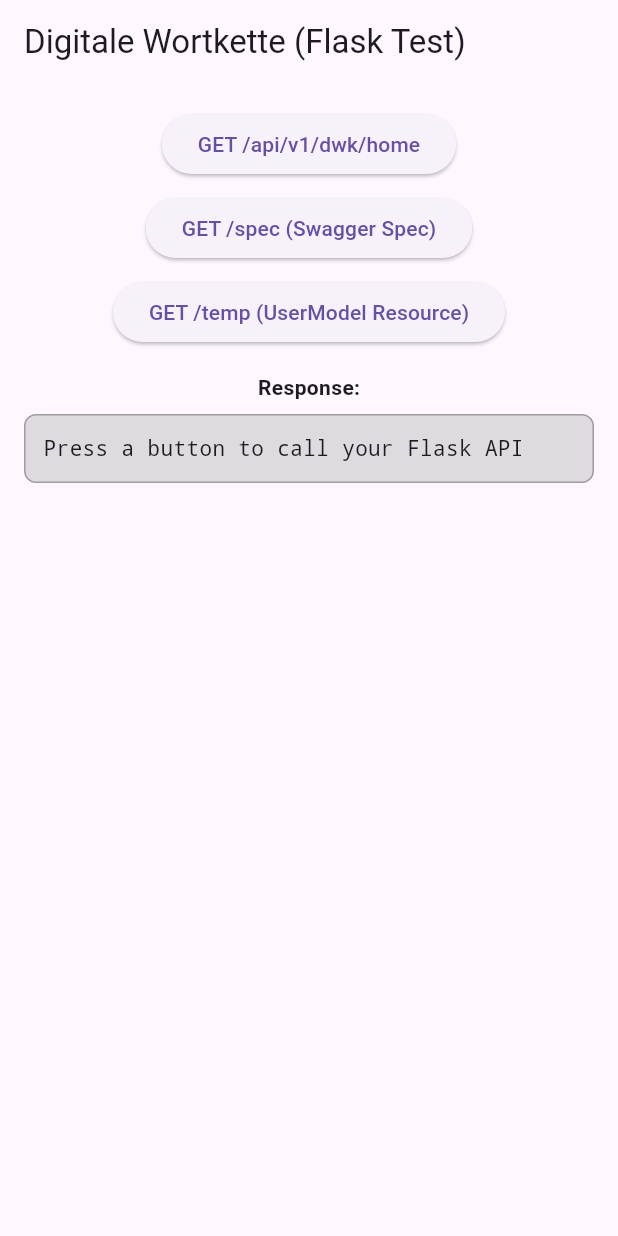
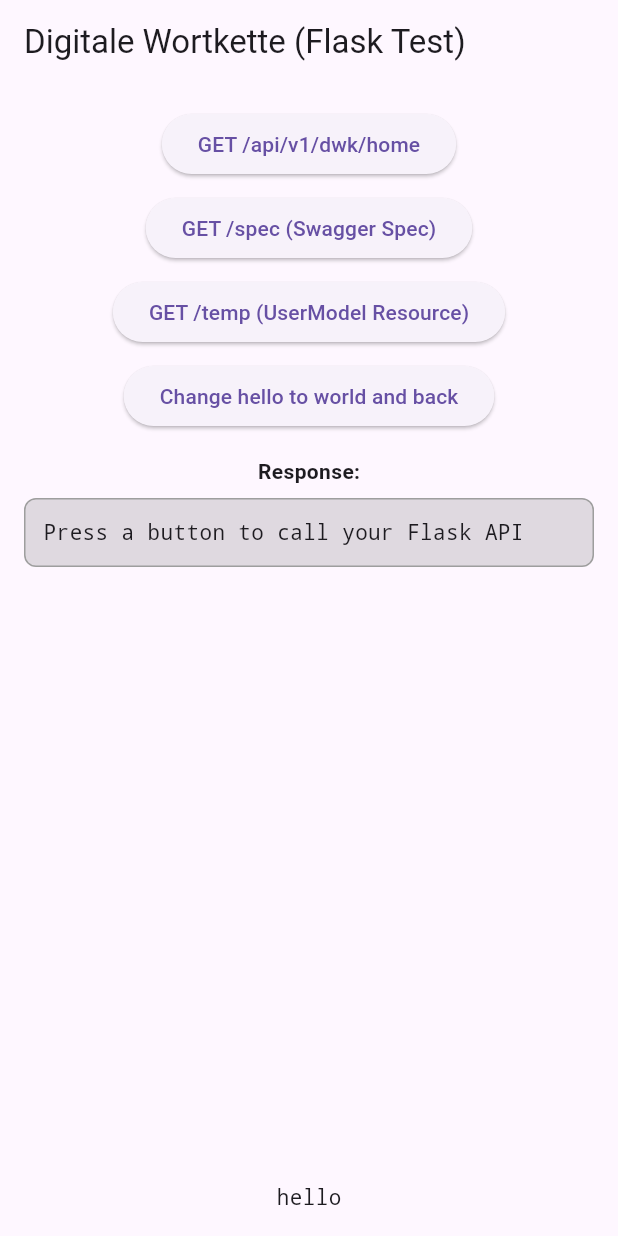
Before and after one commit to Manofward/Frontend_DigitaleWortkette, a Flutter app: the screen it shows after launch, on a phone screen of 412 x 824 dp. Run offline on Flutter 3.47's test engine with Material 3 defaults, Android fonts, the phone set to English and light mode, and no system bars.

Commit message:
adding a function to change hello to world

```diff
--- a/lib/main.dart
+++ b/lib/main.dart
@@ -27,6 +27,7 @@
 
 class _DWKHomePageState extends State<DWKHomePage> {
   String _response = 'Press a button to call your Flask API';
+  String _hello = 'hello';
 
   // 🧠 Adjust the base URL depending on your setup
   // For Android emulator → 10.0.2.2
@@ -56,6 +57,28 @@
     }
   }
 
+  Future<void> _helloChange(String input) async {
+    try {
+      if (input == 'hello') {
+        setState(() {
+          _hello = 'world';
+        });
+      } else if (input == 'world') {
+        setState(() {
+          _hello = 'hello';
+        });
+      } else {
+        setState(() {
+          _hello = 'not able to change';
+        });
+      }
+    } catch (e) {
+      setState(() {
+        _hello = 'Fail of changing text';
+      });
+    }
+  }
+
   @override
   Widget build(BuildContext context) {
     return Scaffold(
@@ -80,6 +103,13 @@
               onPressed: () => _callEndpoint('/temp'),
               child: const Text('GET /temp (UserModel Resource)'),
             ),
+            const SizedBox(height: 8),
+
+            // Button to change hello to world
+            ElevatedButton(
+              onPressed: () => _helloChange(_hello),
+              child: const Text('Change hello to world and back'),
+            ),
             const SizedBox(height: 16),
             const Text('Response:', style: TextStyle(fontWeight: FontWeight.bold)),
             const SizedBox(height: 8),
@@ -100,6 +130,9 @@
                 ),
               ),
             ),
+            Text(
+              _hello,
+              style: const TextStyle(fontFamily: 'monospace'),)
           ],
         ),
       ),
```
